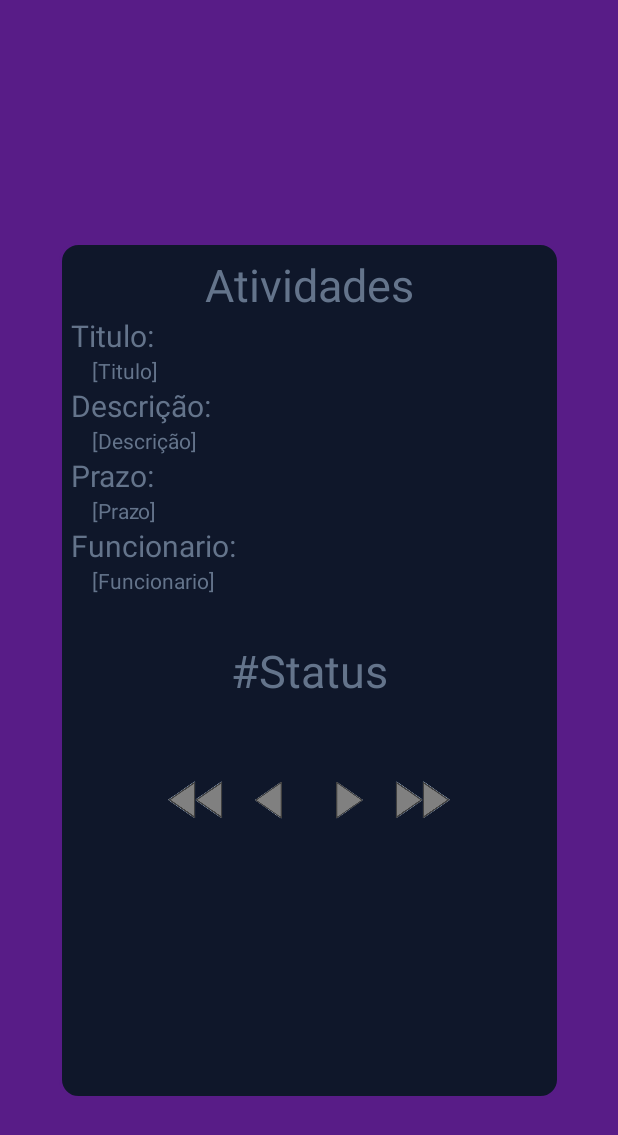
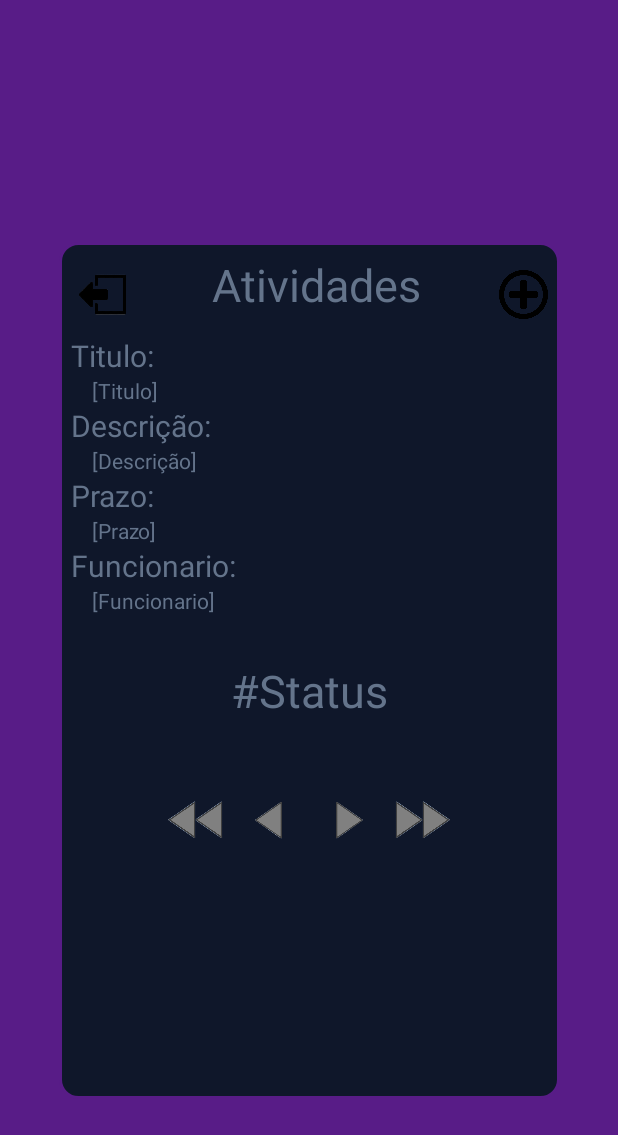
Before and after one commit to luizfeit/FazAi-Projeto_AndroidStudio, an Android app: the VIsualizarAtividadesActivity screen opened directly, with no data from a screen before it, on a phone screen of 412 x 824 dp. Shown: the top 1135 px of the screen. Run offline under Robolectric (Android 15) with nearby library versions, the phone set to English and light mode, and no system bars; 1 statement that could not run was skipped.

```diff
--- a/app/src/main/java/com/example/fazaaiprojetopimentel/VIsualizarAtividadesActivity.java
+++ b/app/src/main/java/com/example/fazaaiprojetopimentel/VIsualizarAtividadesActivity.java
@@ -1,14 +1,43 @@
 package com.example.fazaaiprojetopimentel;
 
 import android.app.Activity;
-
+import android.content.ContentValues;
+import android.content.Intent;
 import android.os.Bundle;
+import android.app.AlertDialog;
+import android.content.Context;
+import android.database. sqlite.SQLiteDatabase;
+import android.view.View;
+import android.widget.*;
 
 public class VIsualizarAtividadesActivity extends Activity {
+
+    ImageView imgAdicionar,imgSair;
 
     @Override
     protected void onCreate(Bundle savedInstanceState) {
         super.onCreate(savedInstanceState);
         setContentView(R.layout.activity_visualizar_atividades);
+
+        imgAdicionar = (ImageView) findViewById(R.id.imgadicionar);
+
+
+        imgAdicionar.setOnClickListener(new View.OnClickListener() {
+            @Override
+            public void onClick(View v) {
+                Intent cadastrarAtividade = new Intent(VIsualizarAtividadesActivity.this,
+                        CadastrarAtividadeActivity.class);
+                VIsualizarAtividadesActivity.this.startActivity(cadastrarAtividade);
+            }
+        });
+
+        imgSair.setOnClickListener(new View.OnClickListener() {
+            @Override
+            public void onClick(View v) {
+                Intent logout = new Intent(VIsualizarAtividadesActivity.this,
+                        TelaDeCadastroActivity.class);
+                VIsualizarAtividadesActivity.this.startActivity(logout);
+            }
+        });
     }
 }
--- a/app/src/main/res/layout/activity_visualizar_atividades.xml
+++ b/app/src/main/res/layout/activity_visualizar_atividades.xml
@@ -18,14 +18,37 @@
         app:layout_constraintStart_toStartOf="parent"
         app:layout_constraintTop_toTopOf="parent">
 
-        <TextView
-            android:id="@+id/textView15"
+        <LinearLayout
             android:layout_width="match_parent"
             android:layout_height="wrap_content"
-            android:text="@string/atividades"
-            android:textAlignment="center"
-            android:textColor="#64748B"
-            android:textSize="30sp" />
+            android:orientation="horizontal">
+
+            <ImageView
+                android:id="@+id/imageView2"
+                android:layout_width="32dp"
+                android:layout_height="match_parent"
+                android:layout_weight="1"
+                android:src="@drawable/img_sair" />
+
+            <TextView
+                android:id="@+id/textView15"
+                android:layout_width="243dp"
+                android:layout_height="54dp"
+                android:text="@string/atividades"
+                android:textAlignment="center"
+                android:textColor="#64748B"
+                android:textSize="30sp" />
+
+            <ImageView
+                android:id="@+id/imgadicionar"
+                android:layout_width="22dp"
+                android:layout_height="match_parent"
+                android:layout_weight="1"
+                android:contentDescription="@string/todo"
+                android:src="@drawable/img_adicionar"
+                tools:ignore="ImageContrastCheck" />
+
+        </LinearLayout>
 
         <TextView
             android:id="@+id/textView17"
--- a/app/src/main/res/values/strings.xml
+++ b/app/src/main/res/values/strings.xml
@@ -17,7 +17,6 @@
     <string name="administrador">Administrador</string>
     <string name="funcion_rio">Funcionário</string>
     <string name="cadastro_de_atividades">Cadastro de Atividades</string>
-    <string name="todo">TODO</string>
     <string name="titulo">Titulo:</string>
     <string name="insira_o_titulo_aqui">Insira o Titulo aqui</string>
     <string name="descri_o">Descrição:</string>
@@ -31,7 +30,8 @@
     <string name="funcionarioComChaves">[Funcionario]</string>
     <string name="status">#Status</string>
     <string name="colocar_data_aqui">Colocar data aqui</string>
-    <string name="cadastrar">cadastrar</string>>
+    <string name="cadastrar">cadastrar</string>
+    <string name="todo">TODO</string>>
     <string-array name="resp">
         <item>Administrativo</item>
         <item>Almoxarifado</item>
```
Also changed, not shown: app/src/main/res/drawable/img_adicionar.png (added), app/src/main/res/drawable/img_sair.png (added).
